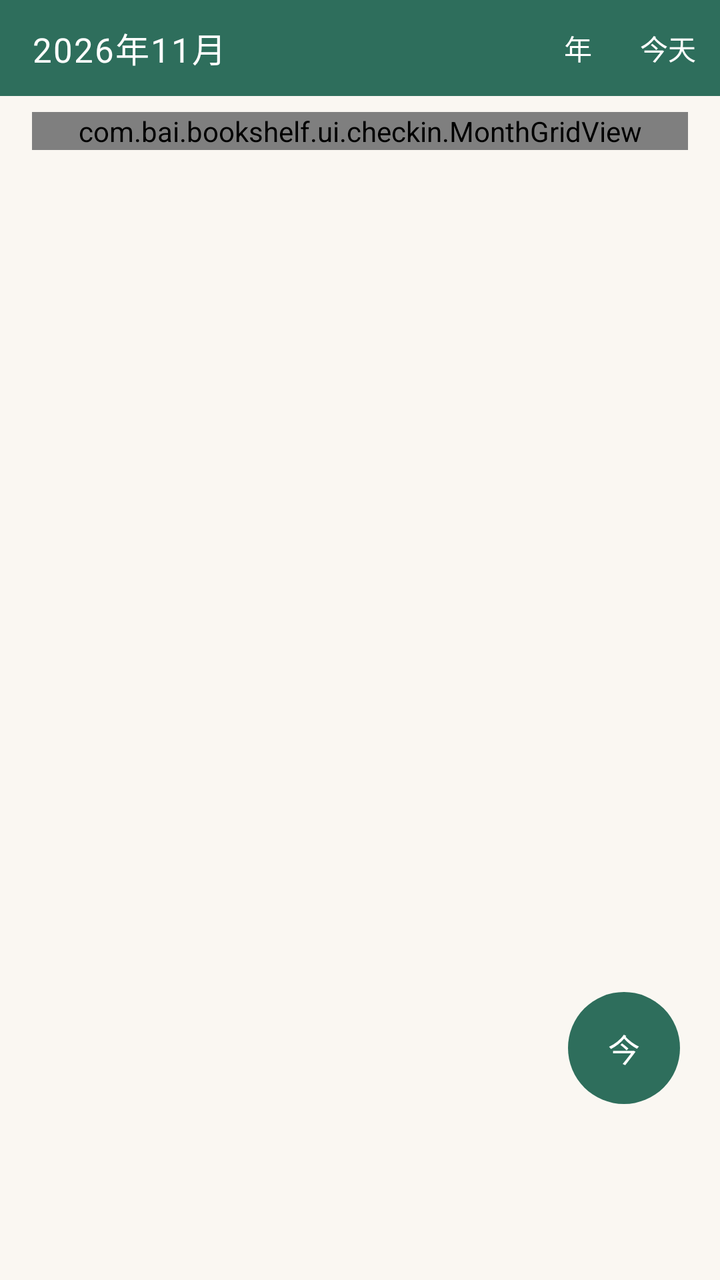
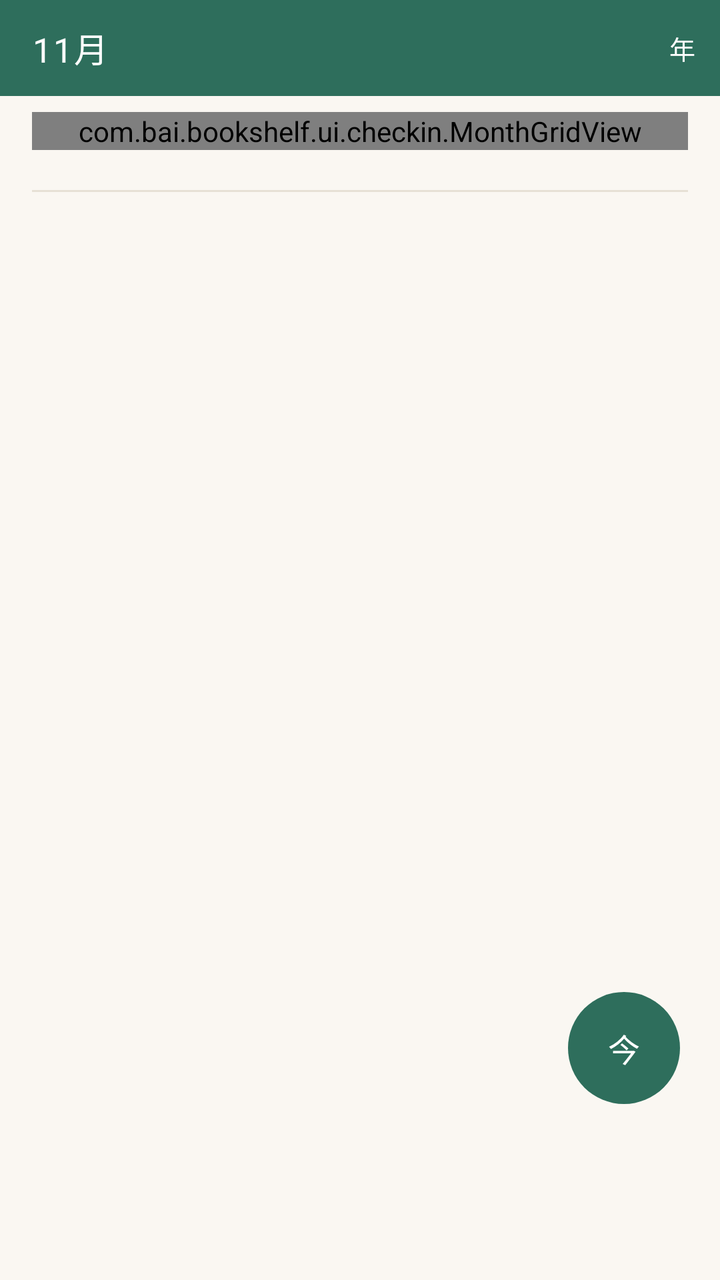

The first picture is an Android layout as it rendered before a commit; the second is the same layout after the commit. The layout source and the unified diff follow.
<!-- AndroidManifest.xml: application theme Theme.Bookshelf -->
<!-- res/layout/fragment_checkin.xml -->
<?xml version="1.0" encoding="utf-8"?>
<FrameLayout xmlns:android="http://schemas.android.com/apk/res/android"
    xmlns:app="http://schemas.android.com/apk/res-auto"
    android:layout_width="match_parent"
    android:layout_height="match_parent">

    <LinearLayout
        android:layout_width="match_parent"
        android:layout_height="match_parent"
        android:orientation="vertical">

        <com.google.android.material.appbar.MaterialToolbar
            android:id="@+id/toolbar"
            style="@style/Widget.Bookshelf.Toolbar"
            android:layout_width="match_parent"
            android:layout_height="@dimen/toolbar_h"
            android:clickable="true"
            android:contentDescription="打开年视图"
            android:foreground="?attr/selectableItemBackground"
            app:title="2026年11月">

            
            <LinearLayout
                android:layout_width="wrap_content"
                android:layout_height="match_parent"
                android:layout_gravity="end|center_vertical"
                android:orientation="horizontal">

                <TextView
                    android:id="@+id/tv_year"
                    android:layout_width="wrap_content"
                    android:layout_height="match_parent"
                    android:background="?attr/selectableItemBackground"
                    android:clickable="true"
                    android:contentDescription="打开年视图"
                    android:gravity="center"
                    android:paddingHorizontal="@dimen/space_md"
                    android:text="年"
                    android:textColor="?attr/header_fg"
                    android:textSize="@dimen/text_body_medium" />

                <TextView
                    android:id="@+id/tv_today"
                    android:layout_width="wrap_content"
                    android:layout_height="match_parent"
                    android:background="?attr/selectableItemBackground"
                    android:clickable="true"
                    android:contentDescription="回到今天"
                    android:gravity="center"
                    android:paddingHorizontal="@dimen/space_md"
                    android:text="今天"
                    android:textColor="?attr/header_fg"
                    android:textSize="@dimen/text_body_medium" />
            </LinearLayout>
        </com.google.android.material.appbar.MaterialToolbar>

        <com.bai.bookshelf.ui.checkin.MonthGridView
            android:id="@+id/month_grid"
            android:layout_width="match_parent"
            android:layout_height="wrap_content"
            android:layout_marginHorizontal="@dimen/page_padding"
            android:layout_marginTop="@dimen/space_sm"
            android:paddingHorizontal="@dimen/space_sm" />

        
        <TextView
            android:id="@+id/tv_checkin_summary"
            android:layout_width="match_parent"
            android:layout_height="wrap_content"
            android:layout_marginHorizontal="@dimen/page_padding"
            android:layout_marginTop="@dimen/space_md"
            android:gravity="center"
            android:textColor="?attr/on_surface_variant"
            android:textSize="@dimen/text_body_small" />

        <FrameLayout
            android:layout_width="match_parent"
            android:layout_height="0dp"
            android:layout_weight="1">

            <androidx.recyclerview.widget.RecyclerView
                android:id="@+id/rv_checkin"
                android:layout_width="match_parent"
                android:layout_height="match_parent"
                android:clipToPadding="false"
                android:paddingBottom="@dimen/dock_reserve" />

            <include
                android:id="@+id/empty_state"
                layout="@layout/view_empty_state"
                android:layout_width="match_parent"
                android:layout_height="wrap_content"
                android:layout_gravity="center"
                android:visibility="gone" />
        </FrameLayout>
    </LinearLayout>

    
    <com.google.android.material.button.MaterialButton
        android:id="@+id/fab_today"
        android:layout_width="@dimen/fab_size"
        android:layout_height="@dimen/fab_size"
        android:layout_gravity="bottom|end"
        android:layout_marginEnd="@dimen/space_xl"
        android:layout_marginBottom="@dimen/dock_reserve"
        android:contentDescription="回到今天"
        android:insetBottom="0dp"
        android:insetLeft="0dp"
        android:insetRight="0dp"
        android:insetTop="0dp"
        android:padding="0dp"
        android:text="今"
        android:textColor="?attr/colorOnPrimary"
        android:textSize="@dimen/text_body_large"
        app:backgroundTint="?attr/colorPrimary"
        app:cornerRadius="@dimen/fab_corner"
        app:elevation="4dp" />
</FrameLayout>
<!-- res/layout/view_empty_state.xml (included above) -->
<?xml version="1.0" encoding="utf-8"?>
<LinearLayout xmlns:android="http://schemas.android.com/apk/res/android"
    xmlns:app="http://schemas.android.com/apk/res-auto"
    android:layout_width="match_parent"
    android:layout_height="wrap_content"
    android:gravity="center"
    android:orientation="vertical"
    android:paddingHorizontal="24dp"
    android:paddingTop="32dp"
    android:paddingBottom="32dp">

    <ImageView
        android:layout_width="104dp"
        android:layout_height="104dp"
        android:alpha="0.9"
        android:contentDescription="空书架"
        android:src="@drawable/il_empty_shelf" />

    <TextView
        android:id="@+id/tv_empty_title"
        style="@style/Text.Bookshelf.SerifHeadline"
        android:layout_width="wrap_content"
        android:layout_height="wrap_content"
        android:layout_marginTop="@dimen/space_md"
        android:textSize="@dimen/text_title"
        android:text="书架还是空的"
        android:textColor="?attr/on_surface" />

    <TextView
        android:id="@+id/tv_empty_desc"
        android:layout_width="wrap_content"
        android:layout_height="wrap_content"
        android:layout_marginTop="6dp"
        android:gravity="center"
        android:lineSpacingMultiplier="1.4"
        android:textColor="?attr/on_surface_variant"
        android:textSize="@dimen/text_body_small" />

    <com.google.android.material.button.MaterialButton
        android:id="@+id/btn_empty_cta"
        style="@style/Widget.Bookshelf.Button"
        android:layout_width="wrap_content"
        android:layout_height="wrap_content"
        android:layout_marginTop="@dimen/space_lg"
        android:paddingHorizontal="@dimen/space_lg"
        android:text="去录入第一种书" />
</LinearLayout>
<!-- resources referenced by this layout -->
<resources>
  <dimen name="fab_size">56dp</dimen>
  <dimen name="space_lg">16dp</dimen>
  <dimen name="space_md">12dp</dimen>
  <dimen name="space_sm">8dp</dimen>
  <dimen name="space_xl">20dp</dimen>
  <dimen name="text_body_medium">14sp</dimen>
  <dimen name="toolbar_h">48dp</dimen>
  <dimen name="radius_md">12dp</dimen>
  <style name="Theme.Bookshelf.Base" parent="Theme.Material3.Light.NoActionBar">
          
          <item name="android:colorBackground">@color/bg_page</item>
          
          <item name="colorPrimary">@color/primary</item>
          <item name="colorPrimaryVariant">@color/primary_dark</item>
          <item name="colorSecondary">@color/accent</item>
          <item name="colorOnPrimary">#FFFFFF</item>
          
          
          <item name="text_size_overline">@dimen/text_caption</item>
          <item name="header_bg">@color/primary</item>
          <item name="header_fg">#FFFFFF</item>
          
          <item name="android:statusBarColor">?attr/header_bg</item>
          <item name="android:windowLightStatusBar">false</item>
          
          <item name="android:windowActivityTransitions">true</item>
          
          <item name="surface">@color/surface</item>
          <item name="surface_dim">@color/surface_dim</item>
          <item name="outline">@color/outline</item>
          <item name="outline_strong">@color/outline_strong</item>
          <item name="on_surface">@color/text_main</item>
          <item name="on_surface_variant">@color/text_sub</item>
          
          <item name="primary_container">@color/green_container</item>
          <item name="on_primary_container">@color/green_on_container</item>
          
          <item name="chip_bg">@color/chip_bg</item>
          
          <item name="accent_text">@color/accent_text</item>
          
          <item name="dock_bg">@color/dock_surface</item>
          
          <item name="colorOnSurface">@color/text_main</item>
          <item name="colorOnSurfaceVariant">@color/text_sub</item>
          <item name="colorOnBackground">@color/text_main</item>
          <item name="colorSurface">@color/surface</item>
          <item name="colorSurfaceBright">@color/surface</item>
          <item name="colorSurfaceDim">@color/surface_dim</item>
          <item name="colorSurfaceContainer">@color/surface</item>
          <item name="colorSurfaceContainerLow">@color/surface</item>
          <item name="colorSurfaceContainerLowest">@color/surface</item>
          <item name="colorSurfaceContainerHigh">@color/surface</item>
          <item name="colorSurfaceContainerHighest">@color/surface_dim</item>
          <item name="colorOutline">@color/outline</item>
          <item name="colorOutlineVariant">@color/outline</item>
          
          <item name="elevationOverlayEnabled">false</item>
          
          <item name="materialButtonStyle">@style/Widget.Bookshelf.Button</item>
          <item name="textInputStyle">@style/Widget.Bookshelf.TextField</item>
          <item name="materialCardViewStyle">@style/Widget.Bookshelf.MaterialCard</item>
          
          <item name="chipStyle">@style/Widget.Bookshelf.Chip</item>
          <item name="chipGroupStyle">@style/Widget.Bookshelf.ChipGroup</item>
          
          <item name="materialAlertDialogTheme">@style/ThemeOverlay.Bookshelf.Dialog</item>
          
          <item name="bottomSheetDialogTheme">@style/ThemeOverlay.Bookshelf.BottomSheet</item>
      </style>
  <color name="accent">#C08A3E</color>
  <color name="outline">#E6E0D5</color>
  <dimen name="radius_2xl">24dp</dimen>
  <!-- unchanged entries left out for length: 48 -->
</resources>

<!-- the commit's change to res/layout/fragment_checkin.xml (unified diff, before → after) -->
@@ -17,7 +17,7 @@
             android:clickable="true"
             android:contentDescription="打开年视图"
             android:foreground="?attr/selectableItemBackground"
-            app:title="2026年11月">
+            app:title="11月">
 
             
             <LinearLayout
@@ -33,24 +33,13 @@
                     android:background="?attr/selectableItemBackground"
                     android:clickable="true"
                     android:contentDescription="打开年视图"
+                    android:fontFamily="sans-serif-medium"
                     android:gravity="center"
+                    android:letterSpacing="0.04"
                     android:paddingHorizontal="@dimen/space_md"
                     android:text="年"
                     android:textColor="?attr/header_fg"
-                    android:textSize="@dimen/text_body_medium" />
-
-                <TextView
-                    android:id="@+id/tv_today"
-                    android:layout_width="wrap_content"
-                    android:layout_height="match_parent"
-                    android:background="?attr/selectableItemBackground"
-                    android:clickable="true"
-                    android:contentDescription="回到今天"
-                    android:gravity="center"
-                    android:paddingHorizontal="@dimen/space_md"
-                    android:text="今天"
-                    android:textColor="?attr/header_fg"
-                    android:textSize="@dimen/text_body_medium" />
+                    android:textSize="@dimen/text_body_small" />
             </LinearLayout>
         </com.google.android.material.appbar.MaterialToolbar>
 
@@ -63,15 +52,29 @@
             android:paddingHorizontal="@dimen/space_sm" />
 
         
-        <TextView
-            android:id="@+id/tv_checkin_summary"
+        <LinearLayout
+            android:id="@+id/ll_checkin_legend"
             android:layout_width="match_parent"
             android:layout_height="wrap_content"
             android:layout_marginHorizontal="@dimen/page_padding"
+            android:layout_marginTop="@dimen/space_sm"
+            android:gravity="center"
+            android:orientation="horizontal" />
+
+        <View
+            android:layout_width="match_parent"
+            android:layout_height="1dp"
+            android:layout_marginHorizontal="@dimen/page_padding"
             android:layout_marginTop="@dimen/space_md"
-            android:gravity="center"
-            android:textColor="?attr/on_surface_variant"
-            android:textSize="@dimen/text_body_small" />
+            android:background="?attr/outline" />
+
+        
+        <LinearLayout
+            android:id="@+id/ll_checkin_summary"
+            style="@style/StatsSummaryRow"
+            android:layout_width="match_parent"
+            android:layout_height="wrap_content"
+            android:layout_marginHorizontal="@dimen/page_padding" />
 
         <FrameLayout
             android:layout_width="match_parent"
<!-- resource entries referenced after the edit -->
@@ -5,8 +5,15 @@
   <dimen name="space_md">12dp</dimen>
   <dimen name="space_sm">8dp</dimen>
   <dimen name="space_xl">20dp</dimen>
-  <dimen name="text_body_medium">14sp</dimen>
   <dimen name="toolbar_h">48dp</dimen>
+  <style name="StatsSummaryRow">
+          <item name="android:layout_width">match_parent</item>
+          <item name="android:layout_height">wrap_content</item>
+          <item name="android:orientation">horizontal</item>
+          <item name="android:paddingTop">@dimen/space_sm</item>
+          <item name="android:paddingBottom">@dimen/space_sm</item>
+          <item name="android:baselineAligned">false</item>
+      </style>
   <dimen name="radius_md">12dp</dimen>
   <style name="Theme.Bookshelf.Base" parent="Theme.Material3.Light.NoActionBar">
           
@@ -36,6 +43,9 @@
           
           <item name="primary_container">@color/green_container</item>
           <item name="on_primary_container">@color/green_on_container</item>
+          
+          <item name="checkin_selected_bg">?attr/primary_container</item>
+          <item name="checkin_selected_stroke">@android:color/transparent</item>
           
           <item name="chip_bg">@color/chip_bg</item>
           
